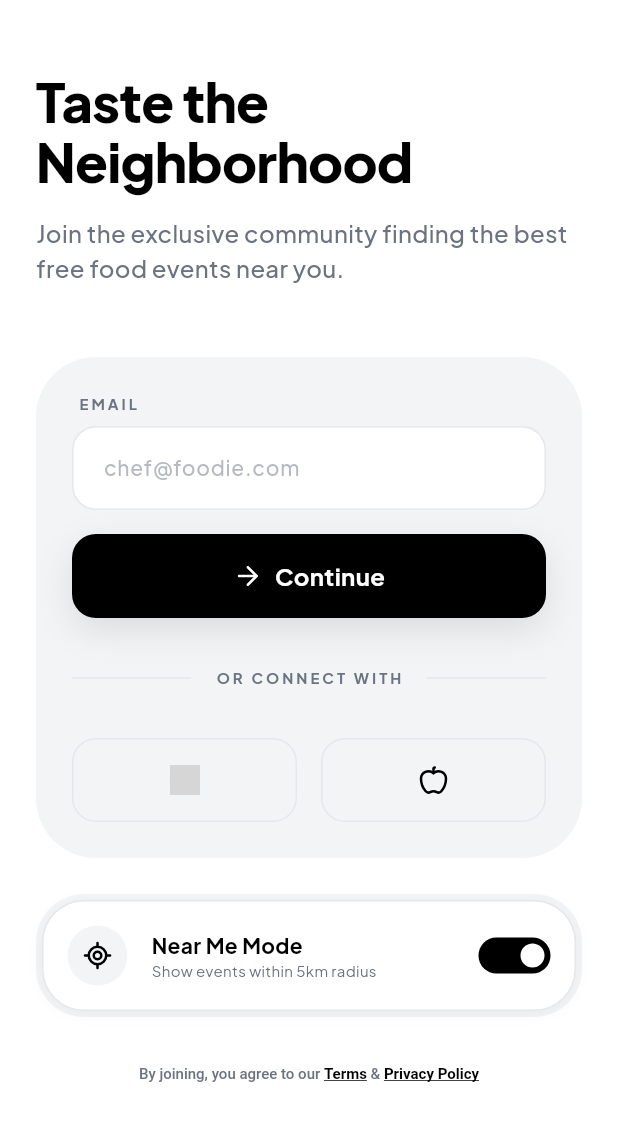
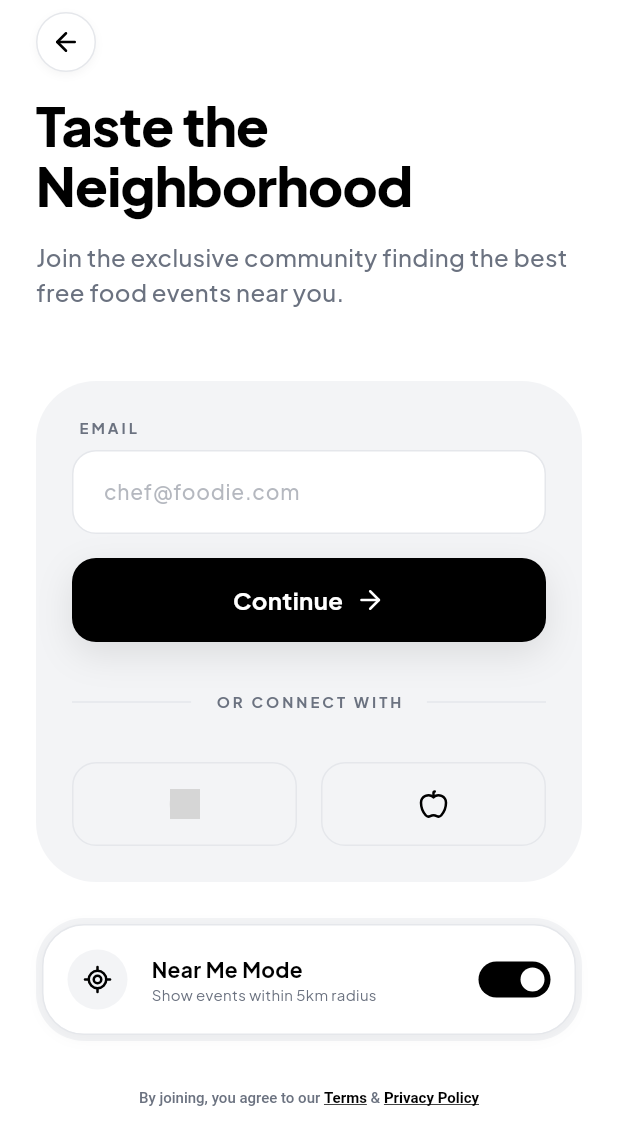
Before and after one commit to Aashi1109/foody, a Flutter app: the screen it shows after launch, after a tap on "Continue", after a tap on "Skip", on a phone screen of 412 x 824 dp. Shown: the top 1145 px of the screen. Run offline on Flutter 3.47's test engine with Material 3 defaults, Android fonts, the phone set to English and light mode, and no system bars; drawn by our look-alikes of cached_network_image; our stand-ins replace go_router, google_fonts, lucide_icons; network calls fail; grey boxes are pictures that could not be loaded.

Commit message:
feat: Add back navigation to the authentication screen and refine initial app flow UI.

```diff
--- a/mobile/lib/screens/auth.dart
+++ b/mobile/lib/screens/auth.dart
@@ -6,6 +6,7 @@ import '../theme/theme.dart';
 import '../widgets/button.dart';
 import '../widgets/input.dart';
 import '../widgets/card.dart';
+import '../widgets/header.dart';
 
 class AuthScreen extends StatefulWidget {
   const AuthScreen({super.key});
@@ -22,14 +23,20 @@ class _AuthScreenState extends State<AuthScreen> {
     return Scaffold(
       backgroundColor: AppColors.surface,
       body: SafeArea(
+        child: Column(
+          children: [
+            AppHeader(
+              onBack: () => context.go('/onboarding'),
+              title: '',
+              showBorder: false,
+              backgroundColor: AppColors.transparent,
+            ),
+            Expanded(
               child: SingleChildScrollView(
                 padding: const EdgeInsets.symmetric(horizontal: 24),
                 child: Column(
                   crossAxisAlignment: CrossAxisAlignment.start,
                   children: [
-              const SizedBox(height: 48),
-
-              // Title
                     const Text(
                       'Taste the\nNeighborhood',
                       style: TextStyle(
@@ -70,7 +77,7 @@ class _AuthScreenState extends State<AuthScreen> {
                             size: AppButtonSize.lg,
                             fullWidth: true,
                             label: 'Continue',
-                      icon: const Icon(LucideIcons.arrowRight),
+                            iconRight: const Icon(LucideIcons.arrowRight),
                             onPressed: () => context.go('/login'),
                           ),
 
@@ -83,7 +90,9 @@ class _AuthScreenState extends State<AuthScreen> {
                                   child: Divider(color: AppColors.border),
                                 ),
                                 Padding(
-                            padding: const EdgeInsets.symmetric(horizontal: 16),
+                                  padding: const EdgeInsets.symmetric(
+                                    horizontal: 16,
+                                  ),
                                   child: Text(
                                     'OR CONNECT WITH',
                                     style: TextStyle(
@@ -192,7 +201,9 @@ class _AuthScreenState extends State<AuthScreen> {
                                 width: 48,
                                 height: 24,
                                 decoration: BoxDecoration(
-                            color: nearMe ? AppColors.primary : AppColors.muted,
+                                  color: nearMe
+                                      ? AppColors.primary
+                                      : AppColors.muted,
                                   borderRadius: BorderRadius.circular(12),
                                 ),
                                 child: AnimatedAlign(
@@ -229,7 +240,9 @@ class _AuthScreenState extends State<AuthScreen> {
                             color: AppColors.mutedForeground,
                           ),
                           children: [
-                      const TextSpan(text: 'By joining, you agree to our '),
+                            const TextSpan(
+                              text: 'By joining, you agree to our ',
+                            ),
                             TextSpan(
                               text: 'Terms',
                               style: TextStyle(
@@ -256,6 +269,9 @@ class _AuthScreenState extends State<AuthScreen> {
                 ),
               ),
             ),
+          ],
+        ),
+      ),
     );
   }
 }
--- a/mobile/lib/screens/login.dart
+++ b/mobile/lib/screens/login.dart
@@ -76,7 +76,7 @@ class _LoginScreenState extends State<LoginScreen> {
                   onBack: () => context.go('/auth'),
                   title: '',
                   showBorder: false,
-                  backgroundColor: Colors.transparent,
+                  backgroundColor: AppColors.transparent,
                 ),
                 Expanded(
                   child: SingleChildScrollView(
@@ -247,7 +247,7 @@ class _LoginScreenState extends State<LoginScreen> {
                           size: AppButtonSize.lg,
                           fullWidth: true,
                           label: 'Log In',
-                          icon: const Icon(LucideIcons.arrowRight),
+                          iconRight: const Icon(LucideIcons.arrowRight),
                           onPressed: () => context.go('/preferences'),
                         ),
                         const SizedBox(height: 16),
--- a/mobile/lib/screens/onboarding.dart
+++ b/mobile/lib/screens/onboarding.dart
@@ -102,7 +102,7 @@ class _OnboardingScreenState extends State<OnboardingScreen> {
                   size: AppButtonSize.lg,
                   fullWidth: true,
                   label: _current == 2 ? 'Get Started' : 'Continue',
-                  icon: const Icon(LucideIcons.chevronRight),
+                  iconRight: const Icon(LucideIcons.chevronRight),
                   onPressed: () {
                     if (_current < 2) {
                       setState(() => _current++);
--- a/mobile/lib/screens/preferences.dart
+++ b/mobile/lib/screens/preferences.dart
@@ -328,7 +328,7 @@ class _PreferencesScreenState extends State<PreferencesScreen> {
               size: AppButtonSize.lg,
               fullWidth: true,
               label: 'Complete Setup',
-              icon: const Icon(LucideIcons.arrowRight),
+              iconRight: const Icon(LucideIcons.arrowRight),
               onPressed: () => context.go('/explore'),
             ),
           ),
--- a/mobile/lib/screens/splash.dart
+++ b/mobile/lib/screens/splash.dart
@@ -1,6 +1,6 @@
 import 'package:flutter/material.dart';
+import 'package:google_fonts/google_fonts.dart';
 import 'package:go_router/go_router.dart';
-import 'package:lucide_icons/lucide_icons.dart';
 import '../theme/theme.dart';
 
 class SplashScreen extends StatefulWidget {
@@ -10,37 +10,98 @@ class SplashScreen extends StatefulWidget {
   State<SplashScreen> createState() => _SplashScreenState();
 }
 
-class _SplashScreenState extends State<SplashScreen> {
+class _SplashScreenState extends State<SplashScreen>
+    with SingleTickerProviderStateMixin {
+  late AnimationController _controller;
+  late Animation<double> _scaleAnimation;
+  late Animation<double> _opacityAnimation;
+
   @override
   void initState() {
     super.initState();
-    Future.delayed(const Duration(seconds: 2), () {
+
+    _controller = AnimationController(
+      vsync: this,
+      duration: const Duration(milliseconds: 1200),
+    );
+
+    _scaleAnimation = Tween<double>(
+      begin: 0.9,
+      end: 1.0,
+    ).animate(CurvedAnimation(parent: _controller, curve: Curves.easeOut));
+
+    _opacityAnimation = Tween<double>(
+      begin: 0.0,
+      end: 1.0,
+    ).animate(CurvedAnimation(parent: _controller, curve: Curves.easeOut));
+
+    _controller.forward();
+
+    Future.delayed(const Duration(seconds: 3), () {
       if (mounted) context.go('/onboarding');
     });
   }
 
   @override
+  void dispose() {
+    _controller.dispose();
+    super.dispose();
+  }
+
+  @override
   Widget build(BuildContext context) {
     return Scaffold(
-      backgroundColor: AppColors.primary,
-      body: Center(
+      backgroundColor: AppColors.surface,
+      body: Stack(
+        children: [
+          Center(
+            child: AnimatedBuilder(
+              animation: _controller,
+              builder: (context, child) {
+                return Opacity(
+                  opacity: _opacityAnimation.value,
+                  child: Transform.scale(
+                    scale: _scaleAnimation.value,
                     child: Column(
-          mainAxisAlignment: MainAxisAlignment.center,
+                      mainAxisSize: MainAxisSize.min,
+                      children: [
+                        RichText(
+                          text: TextSpan(
+                            style: GoogleFonts.playfairDisplay(
+                              fontSize: 90,
+                              fontWeight: FontWeight.w700,
+                              fontStyle: FontStyle.italic,
+                              letterSpacing: -5,
+                              color: AppColors.primary,
+                            ),
                             children: const [
-            Icon(LucideIcons.pizza, size: 80, color: AppColors.surface),
-            SizedBox(height: 24),
-            Text(
-              'foody',
+                              TextSpan(text: 'Foody'),
+                              TextSpan(
+                                text: '.',
+                                style: TextStyle(fontStyle: FontStyle.normal),
+                              ),
+                            ],
+                          ),
+                        ),
+                        const SizedBox(height: 8),
+                        const Text(
+                          'FIND YOUR NEXT MEAL',
                           style: TextStyle(
-                fontFamily: 'Playfair Display',
-                fontSize: 48,
-                fontWeight: FontWeight.w900,
-                color: AppColors.surface,
+                            fontSize: 11,
+                            fontWeight: FontWeight.w500,
+                            letterSpacing: 8,
+                            color: AppColors.mutedForeground,
                           ),
                         ),
                       ],
                     ),
                   ),
                 );
+              },
+            ),
+          ),
+        ],
+      ),
+    );
   }
 }
--- a/mobile/lib/widgets/button.dart
+++ b/mobile/lib/widgets/button.dart
@@ -14,6 +14,7 @@ class AppButton extends StatelessWidget {
   final Widget? icon;
   final bool fullWidth;
   final MainAxisAlignment mainAxisAlignment;
+  final Widget? iconRight;
 
   const AppButton({
     super.key,
@@ -23,6 +24,7 @@ class AppButton extends StatelessWidget {
     this.child,
     this.label,
     this.icon,
+    this.iconRight,
     this.fullWidth = false,
     this.mainAxisAlignment = MainAxisAlignment.center,
   });
@@ -155,6 +157,16 @@ class AppButton extends StatelessWidget {
                   color: _foregroundColor,
                 ),
               ),
+            if (iconRight != null) ...[
+              const SizedBox(width: 8),
+              IconTheme(
+                data: IconThemeData(
+                  color: _foregroundColor,
+                  size: _fontSize + 4,
+                ),
+                child: iconRight!,
+              ),
+            ],
           ],
         );
 
--- a/mobile/lib/widgets/header.dart
+++ b/mobile/lib/widgets/header.dart
@@ -33,7 +33,7 @@ class AppHeader extends StatelessWidget implements PreferredSizeWidget {
         bottom: 16,
       ),
       decoration: BoxDecoration(
-        color: (backgroundColor ?? AppColors.surface).withValues(alpha: 0.9),
+        color: backgroundColor ?? AppColors.surface.withValues(alpha: 0.9),
         border: showBorder
             ? const Border(bottom: BorderSide(color: AppColors.border))
             : null,
```
Also changed, not shown: 1 other file. Lines whose indentation alone changed are shown as unchanged.
